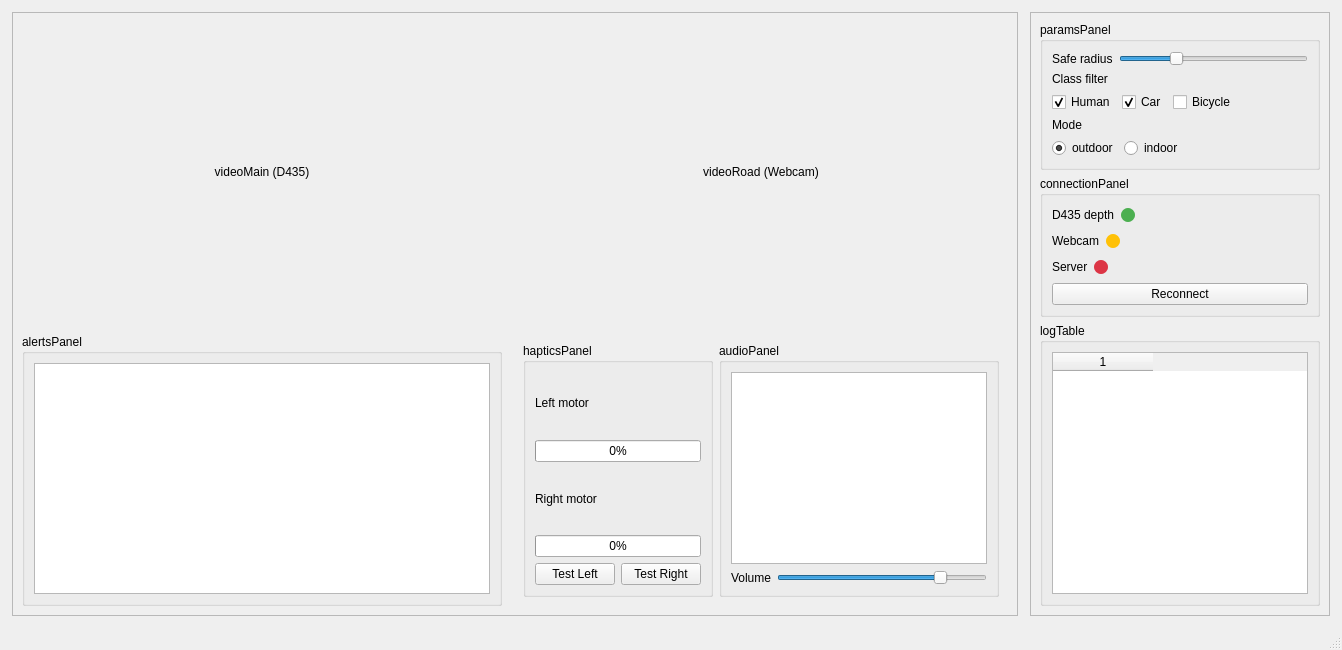
addinedu-ros-10th/deeplearning-repo-3, file gui/assistive_navigation_gui.ui: the form before one commit.
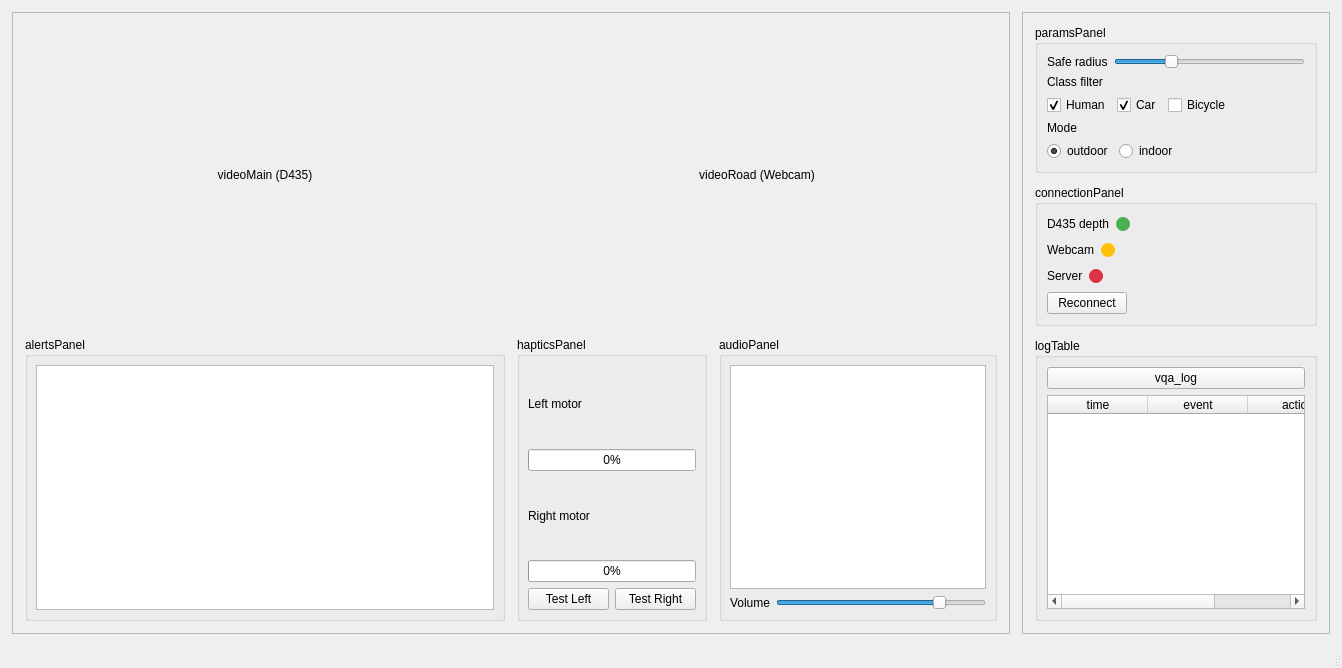
The form after the commit.

```diff
--- a/gui/assistive_navigation_gui.ui
+++ b/gui/assistive_navigation_gui.ui
@@ -2,34 +2,55 @@
 <ui version="4.0">
  <class>MainWindow</class>
  <widget class="QMainWindow" name="MainWindow">
+  <property name="geometry">
+   <rect>
+    <x>0</x>
+    <y>0</y>
+    <width>1342</width>
+    <height>668</height>
+   </rect>
+  </property>
   <property name="windowTitle">
    <string>Assistive Navigation — GUI (Designer)</string>
   </property>
   <widget class="QWidget" name="centralwidget">
    <layout class="QGridLayout" name="rootGrid">
-    <property name="horizontalSpacing">
+    <property name="leftMargin">
      <number>12</number>
     </property>
-    <property name="verticalSpacing">
+    <property name="topMargin">
      <number>12</number>
     </property>
     <property name="margin">
      <number>12</number>
     </property>
-    <!-- Left main area -->
+    <property name="bottomMargin">
+     <number>12</number>
+    </property>
+    <property name="spacing">
+     <number>12</number>
+    </property>
     <item row="0" column="0">
      <widget class="QFrame" name="mainArea">
       <property name="frameShape">
        <enum>QFrame::StyledPanel</enum>
       </property>
       <layout class="QGridLayout" name="gridLeft">
-       <property name="horizontalSpacing">
+       <property name="leftMargin">
         <number>12</number>
        </property>
-       <property name="verticalSpacing">
+       <property name="topMargin">
         <number>12</number>
        </property>
-       <!-- Top videos -->
+       <property name="rightMargin">
+        <number>12</number>
+       </property>
+       <property name="bottomMargin">
+        <number>12</number>
+       </property>
+       <property name="spacing">
+        <number>12</number>
+       </property>
        <item row="0" column="0">
         <widget class="QLabel" name="videoMain">
          <property name="minimumSize">
@@ -63,6 +84,18 @@
           <string>alertsPanel</string>
          </property>
          <layout class="QVBoxLayout" name="alertsLayout">
+          <property name="leftMargin">
+           <number>8</number>
+          </property>
+          <property name="topMargin">
+           <number>8</number>
+          </property>
+          <property name="rightMargin">
+           <number>8</number>
+          </property>
+          <property name="bottomMargin">
+           <number>8</number>
+          </property>
           <item>
            <widget class="QListWidget" name="alertList"/>
           </item>
@@ -70,45 +103,141 @@
         </widget>
        </item>
        <item row="1" column="1">
-        <widget class="QWidget" name="bottomRight">
-         <layout class="QHBoxLayout" name="bottomRightLayout">
-          <item>
-           <widget class="QGroupBox" name="hapticsPanel">
-            <property name="title">
-             <string>hapticsPanel</string>
+        <layout class="QHBoxLayout" name="bottomRightLayout">
+         <property name="spacing">
+          <number>12</number>
+         </property>
+         <property name="leftMargin">
+          <number>0</number>
+         </property>
+         <property name="topMargin">
+          <number>0</number>
+         </property>
+         <property name="rightMargin">
+          <number>0</number>
+         </property>
+         <property name="bottomMargin">
+          <number>0</number>
+         </property>
+         <item>
+          <widget class="QGroupBox" name="hapticsPanel">
+           <property name="title">
+            <string>hapticsPanel</string>
+           </property>
+           <layout class="QVBoxLayout" name="hapticsLayout">
+            <property name="leftMargin">
+             <number>8</number>
             </property>
-            <layout class="QVBoxLayout" name="hapticsLayout">
-             <item><widget class="QLabel" name="labelLeft"><property name="text"><string>Left motor</string></property></widget></item>
-             <item><widget class="QProgressBar" name="pbLeft"><property name="value"><number>0</number></property></widget></item>
-             <item><widget class="QLabel" name="labelRight"><property name="text"><string>Right motor</string></property></widget></item>
-             <item><widget class="QProgressBar" name="pbRight"><property name="value"><number>0</number></property></widget></item>
-             <item>
-              <layout class="QHBoxLayout" name="hapticButtons">
-               <item><widget class="QPushButton" name="btnTestL"><property name="text"><string>Test Left</string></property></widget></item>
-               <item><widget class="QPushButton" name="btnTestR"><property name="text"><string>Test Right</string></property></widget></item>
-              </layout>
-             </item>
-            </layout>
-           </widget>
-          </item>
-          <item>
-           <widget class="QGroupBox" name="audioPanel">
-            <property name="title">
-             <string>audioPanel</string>
+            <property name="topMargin">
+             <number>8</number>
             </property>
-            <layout class="QVBoxLayout" name="audioLayout">
-             <item><widget class="QListWidget" name="ttsQueue"/></item>
-             <item>
-              <layout class="QHBoxLayout" name="volumeRow">
-               <item><widget class="QLabel" name="labelVolume"><property name="text"><string>Volume</string></property></widget></item>
-               <item><widget class="QSlider" name="volSlider"><property name="orientation"><enum>Qt::Horizontal</enum></property><property name="minimum"><number>0</number></property><property name="maximum"><number>100</number></property><property name="value"><number>80</number></property></widget></item>
-              </layout>
-             </item>
-            </layout>
-           </widget>
-          </item>
-         </layout>
-        </widget>
+            <property name="rightMargin">
+             <number>8</number>
+            </property>
+            <property name="bottomMargin">
+             <number>8</number>
+            </property>
+            <item>
+             <widget class="QLabel" name="labelLeft">
+              <property name="text">
+               <string>Left motor</string>
+              </property>
+             </widget>
+            </item>
+            <item>
+             <widget class="QProgressBar" name="pbLeft">
+              <property name="value">
+               <number>0</number>
+              </property>
+             </widget>
+            </item>
+            <item>
+             <widget class="QLabel" name="labelRight">
+              <property name="text">
+               <string>Right motor</string>
+              </property>
+             </widget>
+            </item>
+            <item>
+             <widget class="QProgressBar" name="pbRight">
+              <property name="value">
+               <number>0</number>
+              </property>
+             </widget>
+            </item>
+            <item>
+             <layout class="QHBoxLayout" name="hapticButtons">
+              <item>
+               <widget class="QPushButton" name="btnTestL">
+                <property name="text">
+                 <string>Test Left</string>
+                </property>
+               </widget>
+              </item>
+              <item>
+               <widget class="QPushButton" name="btnTestR">
+                <property name="text">
+                 <string>Test Right</string>
+                </property>
+               </widget>
+              </item>
+             </layout>
+            </item>
+           </layout>
+          </widget>
+         </item>
+         <item>
+          <widget class="QGroupBox" name="audioPanel">
+           <property name="title">
+            <string>audioPanel</string>
+           </property>
+           <layout class="QVBoxLayout" name="audioLayout">
+            <property name="leftMargin">
+             <number>8</number>
+            </property>
+            <property name="topMargin">
+             <number>8</number>
+            </property>
+            <property name="rightMargin">
+             <number>8</number>
+            </property>
+            <property name="bottomMargin">
+             <number>8</number>
+            </property>
+            <item>
+             <widget class="QListWidget" name="ttsQueue"/>
+            </item>
+            <item>
+             <layout class="QHBoxLayout" name="volumeRow">
+              <item>
+               <widget class="QLabel" name="labelVolume">
+                <property name="text">
+                 <string>Volume</string>
+                </property>
+               </widget>
+              </item>
+              <item>
+               <widget class="QSlider" name="volSlider">
+                <property name="minimum">
+                 <number>0</number>
+                </property>
+                <property name="maximum">
+                 <number>100</number>
+                </property>
+                <property name="value">
+                 <number>80</number>
+                </property>
+                <property name="orientation">
+                 <enum>Qt::Horizontal</enum>
+                </property>
+               </widget>
+              </item>
+             </layout>
+            </item>
+           </layout>
+          </widget>
+         </item>
+        </layout>
        </item>
       </layout>
      </widget>
@@ -120,31 +249,142 @@
        <enum>QFrame::StyledPanel</enum>
       </property>
       <layout class="QVBoxLayout" name="rightLayout">
+       <property name="spacing">
+        <number>12</number>
+       </property>
+       <property name="leftMargin">
+        <number>12</number>
+       </property>
+       <property name="topMargin">
+        <number>12</number>
+       </property>
+       <property name="rightMargin">
+        <number>12</number>
+       </property>
+       <property name="bottomMargin">
+        <number>12</number>
+       </property>
        <item>
         <widget class="QGroupBox" name="paramsPanel">
          <property name="title"><string>paramsPanel</string></property>
          <layout class="QVBoxLayout" name="paramsLayout">
           <item>
            <layout class="QHBoxLayout" name="safeRow">
-            <item><widget class="QLabel" name="labelSafe"><property name="text"><string>Safe radius</string></property></widget></item>
-            <item><widget class="QSlider" name="safeSlider"><property name="orientation"><enum>Qt::Horizontal</enum></property><property name="minimum"><number>50</number></property><property name="maximum"><number>400</number></property><property name="value"><number>150</number></property></widget></item>
+            <item>
+             <widget class="QLabel" name="labelSafe">
+              <property name="text">
+               <string>Safe radius</string>
+              </property>
+             </widget>
+            </item>
+            <item>
+             <widget class="QSlider" name="safeSlider">
+              <property name="minimum">
+               <number>50</number>
+              </property>
+              <property name="maximum">
+               <number>400</number>
+              </property>
+              <property name="value">
+               <number>150</number>
+              </property>
+              <property name="orientation">
+               <enum>Qt::Horizontal</enum>
+              </property>
+             </widget>
+            </item>
            </layout>
           </item>
-          <item><widget class="QLabel" name="labelClass"><property name="text"><string>Class filter</string></property></widget></item>
+          <item>
+           <widget class="QLabel" name="labelClass">
+            <property name="text">
+             <string>Class filter</string>
+            </property>
+           </widget>
+          </item>
           <item>
            <layout class="QHBoxLayout" name="classRow">
-            <item><widget class="QCheckBox" name="cbHuman"><property name="text"><string>Human</string></property><property name="checked"><bool>true</bool></property></widget></item>
-            <item><widget class="QCheckBox" name="cbCar"><property name="text"><string>Car</string></property><property name="checked"><bool>true</bool></property></widget></item>
-            <item><widget class="QCheckBox" name="cbBicycle"><property name="text"><string>Bicycle</string></property></widget></item>
-            <item><spacer name="spClass"><property name="orientation"><enum>Qt::Horizontal</enum></property><property name="sizeHint"><size><width>40</width><height>20</height></size></property></spacer></item>
+            <item>
+             <widget class="QCheckBox" name="cbHuman">
+              <property name="text">
+               <string>Human</string>
+              </property>
+              <property name="checked">
+               <bool>true</bool>
+              </property>
+             </widget>
+            </item>
+            <item>
+             <widget class="QCheckBox" name="cbCar">
+              <property name="text">
+               <string>Car</string>
+              </property>
+              <property name="checked">
+               <bool>true</bool>
+              </property>
+             </widget>
+            </item>
+            <item>
+             <widget class="QCheckBox" name="cbBicycle">
+              <property name="text">
+               <string>Bicycle</string>
+              </property>
+             </widget>
+            </item>
+            <item>
+             <spacer name="spClass">
+              <property name="orientation">
+               <enum>Qt::Horizontal</enum>
+              </property>
+              <property name="sizeHint" stdset="0">
+               <size>
+                <width>40</width>
+                <height>20</height>
+               </size>
+              </property>
+             </spacer>
+            </item>
            </layout>
           </item>
-          <item><widget class="QLabel" name="labelMode"><property name="text"><string>Mode</string></property></widget></item>
+          <item>
+           <widget class="QLabel" name="labelMode">
+            <property name="text">
+             <string>Mode</string>
+            </property>
+           </widget>
+          </item>
           <item>
            <layout class="QHBoxLayout" name="modeRow">
-            <item><widget class="QRadioButton" name="rbOutdoor"><property name="text"><string>outdoor</string></property><property name="checked"><bool>true</bool></property></widget></item>
-            <item><widget class="QRadioButton" name="rbIndoor"><property name="text"><string>indoor</string></property></widget></item>
-            <item><spacer name="spMode"><property name="orientation"><enum>Qt::Horizontal</enum></property><property name="sizeHint"><size><width>40</width><height>20</height></size></property></spacer></item>
+            <item>
+             <widget class="QRadioButton" name="rbOutdoor">
+              <property name="text">
+               <string>outdoor</string>
+              </property>
+              <property name="checked">
+               <bool>true</bool>
+              </property>
+             </widget>
+            </item>
+            <item>
+             <widget class="QRadioButton" name="rbIndoor">
+              <property name="text">
+               <string>indoor</string>
+              </property>
+             </widget>
+            </item>
+            <item>
+             <spacer name="spMode">
+              <property name="orientation">
+               <enum>Qt::Horizontal</enum>
+              </property>
+              <property name="sizeHint" stdset="0">
+               <size>
+                <width>40</width>
+                <height>20</height>
+               </size>
+              </property>
+             </spacer>
+            </item>
            </layout>
           </item>
          </layout>
@@ -156,26 +396,157 @@
          <layout class="QVBoxLayout" name="connLayout">
           <item>
            <layout class="QHBoxLayout" name="connRow1">
-            <item><widget class="QLabel" name="labelD435"><property name="text"><string>D435 depth</string></property></widget></item>
-            <item><widget class="QLabel" name="lampD435"><property name="minimumSize"><size><width>14</width><height>14</height></size></property><property name="maximumSize"><size><width>14</width><height>14</height></size></property><property name="styleSheet"><string notr="true">background:#4caf50;border-radius:7px;</string></property></widget></item>
-            <item><spacer name="sp1"><property name="orientation"><enum>Qt::Horizontal</enum></property><property name="sizeHint"><size><width>40</width><height>20</height></size></property></spacer></item>
+            <item>
+             <widget class="QLabel" name="labelD435">
+              <property name="text">
+               <string>D435 depth</string>
+              </property>
+             </widget>
+            </item>
+            <item>
+             <widget class="QLabel" name="lampD435">
+              <property name="minimumSize">
+               <size>
+                <width>14</width>
+                <height>14</height>
+               </size>
+              </property>
+              <property name="maximumSize">
+               <size>
+                <width>14</width>
+                <height>14</height>
+               </size>
+              </property>
+              <property name="styleSheet">
+               <string notr="true">background:#4caf50;border-radius:7px;</string>
+              </property>
+             </widget>
+            </item>
+            <item>
+             <spacer name="sp1">
+              <property name="orientation">
+               <enum>Qt::Horizontal</enum>
+              </property>
+              <property name="sizeHint" stdset="0">
+               <size>
+                <width>40</width>
+                <height>20</height>
+               </size>
+              </property>
+             </spacer>
+            </item>
            </layout>
           </item>
           <item>
            <layout class="QHBoxLayout" name="connRow2">
-            <item><widget class="QLabel" name="labelWebcam"><property name="text"><string>Webcam</string></property></widget></item>
-            <item><widget class="QLabel" name="lampWebcam"><property name="minimumSize"><size><width>14</width><height>14</height></size></property><property name="maximumSize"><size><width>14</width><height>14</height></size></property><property name="styleSheet"><string notr="true">background:#ffc107;border-radius:7px;</string></property></widget></item>
-            <item><spacer name="sp2"><property name="orientation"><enum>Qt::Horizontal</enum></property><property name="sizeHint"><size><width>40</width><height>20</height></size></property></spacer></item>
+            <item>
+             <widget class="QLabel" name="labelWebcam">
+              <property name="text">
+               <string>Webcam</string>
+              </property>
+             </widget>
+            </item>
+            <item>
+             <widget class="QLabel" name="lampWebcam">
+              <property name="minimumSize">
+               <size>
+                <width>14</width>
+                <height>14</height>
+               </size>
+              </property>
+              <property name="maximumSize">
+               <size>
+                <width>14</width>
+                <height>14</height>
+               </size>
+              </property>
+              <property name="styleSheet">
+               <string notr="true">background:#ffc107;border-radius:7px;</string>
+              </property>
+             </widget>
+            </item>
+            <item>
+             <spacer name="sp2">
+              <property name="orientation">
+               <enum>Qt::Horizontal</enum>
+              </property>
+              <property name="sizeHint" stdset="0">
+               <size>
+                <width>40</width>
+                <height>20</height>
+               </size>
+              </property>
+             </spacer>
+            </item>
            </layout>
           </item>
           <item>
            <layout class="QHBoxLayout" name="connRow3">
-            <item><widget class="QLabel" name="labelServer"><property name="text"><string>Server</string></property></widget></item>
-            <item><widget class="QLabel" name="lampServer"><property name="minimumSize"><size><width>14</width><height>14</height></size></property><property name="maximumSize"><size><width>14</width><height>14</height></size></property><property name="styleSheet"><string notr="true">background:#dc3545;border-radius:7px;</string></property></widget></item>
-            <item><spacer name="sp3"><property name="orientation"><enum>Qt::Horizontal</enum></property><property name="sizeHint"><size><width>40</width><height>20</height></size></property></spacer></item>
+            <item>
+             <widget class="QLabel" name="labelServer">
+              <property name="text">
+               <string>Server</string>
+              </property>
+             </widget>
+            </item>
+            <item>
+             <widget class="QLabel" name="lampServer">
+              <property name="minimumSize">
+               <size>
+                <width>14</width>
+                <height>14</height>
+               </size>
+              </property>
+              <property name="maximumSize">
+               <size>
+                <width>14</width>
+                <height>14</height>
+               </size>
+              </property>
+              <property name="styleSheet">
+               <string notr="true">background:#dc3545;border-radius:7px;</string>
+              </property>
+             </widget>
+            </item>
+            <item>
+             <spacer name="sp3">
+              <property name="orientation">
+               <enum>Qt::Horizontal</enum>
+              </property>
+              <property name="sizeHint" stdset="0">
+               <size>
+                <width>40</width>
+                <height>20</height>
+               </size>
+              </property>
+             </spacer>
+            </item>
            </layout>
           </item>
-          <item><widget class="QPushButton" name="btnReconnect"><property name="text"><string>Reconnect</string></property></widget></item>
+          <item>
+           <layout class="QHBoxLayout" name="connButtons">
+            <item>
+             <widget class="QPushButton" name="btnReconnect">
+              <property name="text">
+               <string>Reconnect</string>
+              </property>
+             </widget>
+            </item>
+            <item>
+             <spacer name="spBtn">
+              <property name="orientation">
+               <enum>Qt::Horizontal</enum>
+              </property>
+              <property name="sizeHint" stdset="0">
+               <size>
+                <width>40</width>
+                <height>20</height>
+               </size>
+              </property>
+             </spacer>
+            </item>
+           </layout>
+          </item>
          </layout>
         </widget>
        </item>
@@ -183,7 +554,41 @@
         <widget class="QGroupBox" name="logTable">
          <property name="title"><string>logTable</string></property>
          <layout class="QVBoxLayout" name="logLayout">
-          <item><widget class="QTableWidget" name="tbl"><column><number>3</number></column></widget></item>
+          <item>
+           <widget class="QPushButton" name="btnVqaLog">
+            <property name="text">
+             <string>vqa_log</string>
+            </property>
+           </widget>
+          </item>
+          <item>
+           <widget class="QTableWidget" name="tbl">
+            <property name="columnCount">
+             <number>3</number>
+            </property>
+            <attribute name="horizontalHeaderVisible">
+             <bool>true</bool>
+            </attribute>
+            <attribute name="verticalHeaderVisible">
+             <bool>false</bool>
+            </attribute>
+            <column>
+             <property name="text">
+              <string>time</string>
+             </property>
+            </column>
+            <column>
+             <property name="text">
+              <string>event</string>
+             </property>
+            </column>
+            <column>
+             <property name="text">
+              <string>action</string>
+             </property>
+            </column>
+           </widget>
+          </item>
          </layout>
         </widget>
        </item>
```
Left out of the diff: 28 changed lines with no effect on the pictures.
